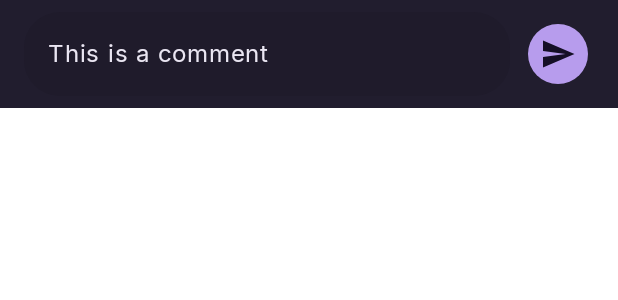
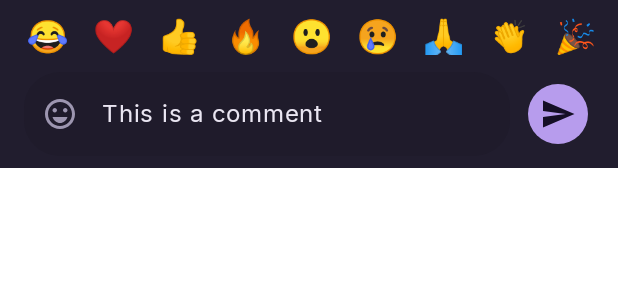
Before and after one commit to rizkysiregar/narrativ-android, an Android app built with Jetpack Compose: the @Preview function CommentInputAreaPreview, on a phone screen of 412 x 824 dp. Shown: the top 300 px of the screen. Run offline under Robolectric (Android 15) with nearby library versions, the phone set to English and light mode, and no system bars; libraries missing offline, so code that uses them is left out: androidx.emoji2.emojipicker.

Commit message:
feat(feed): add a quick emoji row and a full emoji panel to the comment input
The emoji go in at the cursor and respect the 255 character limit. The panel
takes the keyboard's place at the same height, so the sheet does not jump.

```diff
--- a/app/build.gradle.kts
+++ b/app/build.gradle.kts
@@ -210,6 +210,9 @@ dependencies {
 	implementation(libs.media3.transformer)
 	implementation(libs.androidx.exifinterface)
 
+	// full emoji list in the comment input
+	implementation(libs.androidx.emoji2.emojipicker)
+
 
 	// Credential Manager for Google Sign-In
 	implementation("androidx.credentials:credentials:1.6.0")
--- /dev/null
+++ b/app/src/main/java/com/rizkysiregar/feedzmore/ui/components/EmojiPanel.kt
@@ -0,0 +1,166 @@
+package com.rizkysiregar.feedzmore.ui.components
+
+import android.view.ContextThemeWrapper
+import androidx.activity.compose.BackHandler
+import androidx.compose.foundation.layout.WindowInsets
+import androidx.compose.foundation.layout.height
+import androidx.compose.foundation.layout.ime
+import androidx.compose.foundation.layout.navigationBars
+import androidx.compose.material.icons.Icons
+import androidx.compose.material.icons.outlined.EmojiEmotions
+import androidx.compose.material.icons.outlined.Keyboard
+import androidx.compose.material3.Icon
+import androidx.compose.material3.IconButton
+import androidx.compose.material3.IconButtonColors
+import androidx.compose.material3.IconButtonDefaults
+import androidx.compose.material3.MaterialTheme
+import androidx.compose.runtime.Composable
+import androidx.compose.runtime.LaunchedEffect
+import androidx.compose.runtime.Stable
+import androidx.compose.runtime.getValue
+import androidx.compose.runtime.mutableStateOf
+import androidx.compose.runtime.rememberUpdatedState
+import androidx.compose.runtime.saveable.Saver
+import androidx.compose.runtime.saveable.rememberSaveable
+import androidx.compose.runtime.setValue
+import androidx.compose.runtime.snapshotFlow
+import androidx.compose.ui.Modifier
+import androidx.compose.ui.focus.FocusRequester
+import androidx.compose.ui.graphics.toArgb
+import androidx.compose.ui.platform.LocalConfiguration
+import androidx.compose.ui.platform.LocalDensity
+import androidx.compose.ui.platform.LocalSoftwareKeyboardController
+import androidx.compose.ui.text.TextRange
+import androidx.compose.ui.text.input.TextFieldValue
+import androidx.compose.ui.unit.Dp
+import androidx.compose.ui.unit.dp
+import androidx.compose.ui.viewinterop.AndroidView
+import androidx.emoji2.emojipicker.EmojiPickerView
+
+/**
+ * Author: Habib Rizky Almajid Siregar
+ * Date: 15/11/26
+ * Description: Software Engineer
+ */
+
+private val DEFAULT_PANEL_HEIGHT = 280.dp
+private val MIN_PANEL_HEIGHT = 220.dp
+// keeps the content above the panel readable
+private const val MAX_PANEL_SCREEN_FRACTION = 0.4f
+
+/**
+ * Whether the full emoji list is shown in place of the keyboard, and how tall it should be.
+ * While [isOpen] the screen should skip its keyboard inset: the panel takes the keyboard's place.
+ */
+@Stable
+class EmojiPanelState(open: Boolean = false) {
+	var isOpen by mutableStateOf(open)
+	// the tallest keyboard seen so far: the panel copies it so switching between the two does not resize the screen
+	internal var keyboardHeight by mutableStateOf(DEFAULT_PANEL_HEIGHT)
+
+	fun close() {
+		isOpen = false
+	}
+
+	companion object {
+		val Saver = Saver<EmojiPanelState, Boolean>(save = { it.isOpen }, restore = { EmojiPanelState(it) })
+	}
+}
+
+@Composable
+fun rememberEmojiPanelState(): EmojiPanelState {
+	val state = rememberSaveable(saver = EmojiPanelState.Saver) { EmojiPanelState() }
+	val density = LocalDensity.current
+	val ime = WindowInsets.ime
+	val navBars = WindowInsets.navigationBars
+
+	LaunchedEffect(state) {
+		snapshotFlow { ime.getBottom(density) - navBars.getBottom(density) }
+			.collect { with(density) { if (it.toDp() > state.keyboardHeight) state.keyboardHeight = it.toDp() } }
+	}
+	// the keyboard came up by any other route (tap on the field, reply): it owns the space again
+	LaunchedEffect(state) {
+		snapshotFlow { ime.getBottom(density) > navBars.getBottom(density) }
+			.collect { visible -> if (visible) state.close() }
+	}
+	BackHandler(enabled = state.isOpen) { state.close() }
+	return state
+}
+
+/** The emoji icon for a text field: opens the panel in place of the keyboard, and brings the keyboard back. */
+@Composable
+fun EmojiToggleButton(
+	state: EmojiPanelState,
+	focusRequester: FocusRequester,
+	modifier: Modifier = Modifier,
+	colors: IconButtonColors = IconButtonDefaults.iconButtonColors()
+) {
+	val keyboardController = LocalSoftwareKeyboardController.current
+	IconButton(
+		modifier = modifier,
+		colors = colors,
+		onClick = {
+			if (state.isOpen) {
+				state.close()
+				focusRequester.requestFocus()
+				keyboardController?.show()
+			} else {
+				state.isOpen = true
+				keyboardController?.hide()
+			}
+		}
+	) {
+		Icon(
+			imageVector = if (state.isOpen) Icons.Outlined.Keyboard else Icons.Outlined.EmojiEmotions,
+			contentDescription = if (state.isOpen) "Tampilkan keyboard" else "Tampilkan semua emoji"
+		)
+	}
+}
+
+/** The full emoji list, as tall as the keyboard it replaces. Call only while [EmojiPanelState.isOpen]. */
+@Composable
+fun EmojiPanel(
+	state: EmojiPanelState,
+	onEmojiPicked: (String) -> Unit,
+	modifier: Modifier = Modifier
+) {
+	val maxHeight = (LocalConfiguration.current.screenHeightDp * MAX_PANEL_SCREEN_FRACTION).dp
+	EmojiPickerPanel(
+		onEmojiPicked = onEmojiPicked,
+		modifier = modifier.height(state.keyboardHeight.coerceIn(MIN_PANEL_HEIGHT, maxHeight))
+	)
+}
+
+/** Full emoji list (categories, recents, skin tones) from the Jetpack emoji picker, sized by the caller. */
+@Composable
+private fun EmojiPickerPanel(
+	onEmojiPicked: (String) -> Unit,
+	modifier: Modifier = Modifier
+) {
+	val currentOnPicked by rememberUpdatedState(onEmojiPicked)
+	val background = MaterialTheme.colorScheme.surface.toArgb()
+
+	AndroidView(
+		modifier = modifier,
+		factory = { context ->
+			// the app window theme is a light platform theme: the picker takes its text colors from the context theme
+			EmojiPickerView(ContextThemeWrapper(context, android.R.style.Theme_Material_NoActionBar)).apply {
+				setOnEmojiPickedListener { item -> currentOnPicked(item.emoji) }
+			}
+		},
+		update = { it.setBackgroundColor(background) }
+	)
+}
+
+/**
+ * Puts [emoji] where the cursor is (replacing the selection, if any) and leaves the cursor right after it.
+ * Returns null when the result would pass [maxLength] (counted in UTF-16 units, like the server's @Size),
+ * so the caller keeps the text as it was instead of cutting an emoji in half.
+ */
+fun insertEmoji(value: TextFieldValue, emoji: String, maxLength: Int): TextFieldValue? {
+	val selection = value.selection
+	val updated = value.text.replaceRange(selection.min, selection.max, emoji)
+	if (updated.length > maxLength) return null
+	val cursor = selection.min + emoji.length
+	return TextFieldValue(text = updated, selection = TextRange(cursor))
+}
--- /dev/null
+++ b/app/src/main/java/com/rizkysiregar/feedzmore/ui/feature/home/feed/CommentEmoji.kt
@@ -0,0 +1,54 @@
+package com.rizkysiregar.feedzmore.ui.feature.home.feed
+
+import androidx.compose.foundation.clickable
+import androidx.compose.foundation.layout.Arrangement
+import androidx.compose.foundation.layout.PaddingValues
+import androidx.compose.foundation.layout.padding
+import androidx.compose.foundation.lazy.LazyRow
+import androidx.compose.foundation.lazy.items
+import androidx.compose.foundation.shape.CircleShape
+import androidx.compose.foundation.layout.size
+import androidx.compose.foundation.layout.Box
+import androidx.compose.material3.MaterialTheme
+import androidx.compose.material3.Text
+import androidx.compose.runtime.Composable
+import androidx.compose.ui.Alignment
+import androidx.compose.ui.Modifier
+import androidx.compose.ui.draw.clip
+import androidx.compose.ui.semantics.Role
+import androidx.compose.ui.unit.dp
+import androidx.compose.ui.unit.sp
+
+/**
+ * Author: Habib Rizky Almajid Siregar
+ * Date: 15/11/26
+ * Description: Software Engineer
+ */
+
+val QUICK_EMOJIS = listOf("😂", "❤️", "👍", "🔥", "😮", "😢", "🙏", "👏", "🎉", "😍")
+
+@Composable
+fun EmojiQuickRow(
+	onEmojiClick: (String) -> Unit,
+	modifier: Modifier = Modifier
+) {
+	LazyRow(
+		modifier = modifier,
+		contentPadding = PaddingValues(horizontal = 12.dp),
+		horizontalArrangement = Arrangement.spacedBy(4.dp),
+		verticalAlignment = Alignment.CenterVertically
+	) {
+		items(QUICK_EMOJIS) { emoji ->
+			Box(
+				contentAlignment = Alignment.Center,
+				modifier = Modifier
+					.padding(vertical = 4.dp)
+					.size(40.dp)
+					.clip(CircleShape)
+					.clickable(role = Role.Button, onClickLabel = "Tambahkan $emoji") { onEmojiClick(emoji) }
+			) {
+				Text(text = emoji, fontSize = 22.sp, color = MaterialTheme.colorScheme.onSurface)
+			}
+		}
+	}
+}
--- a/app/src/main/java/com/rizkysiregar/feedzmore/ui/feature/home/feed/CommentInputArea.kt
+++ b/app/src/main/java/com/rizkysiregar/feedzmore/ui/feature/home/feed/CommentInputArea.kt
@@ -31,9 +31,14 @@ import androidx.compose.ui.graphics.Color
 import androidx.compose.ui.text.SpanStyle
 import androidx.compose.ui.text.buildAnnotatedString
 import androidx.compose.ui.text.font.FontWeight
+import androidx.compose.ui.text.input.TextFieldValue
 import androidx.compose.ui.text.withStyle
 import androidx.compose.ui.tooling.preview.Preview
 import androidx.compose.ui.unit.dp
+import com.rizkysiregar.feedzmore.ui.components.EmojiPanel
+import com.rizkysiregar.feedzmore.ui.components.EmojiToggleButton
+import com.rizkysiregar.feedzmore.ui.components.insertEmoji
+import com.rizkysiregar.feedzmore.ui.components.rememberEmojiPanelState
 import com.rizkysiregar.feedzmore.ui.theme.FeedzmoreTheme
 
 /**
@@ -50,8 +55,8 @@ private const val COUNTER_WARNING_LEFT = 20
 
 @Composable
 fun CommentInputArea(
-	text: String,
-	onValueChange: (String) -> Unit,
+	text: TextFieldValue,
+	onValueChange: (TextFieldValue) -> Unit,
 	onSend: () -> Unit,
 	modifier: Modifier = Modifier,
 	// username of the author being answered, null for a plain comment
@@ -60,36 +65,52 @@ fun CommentInputArea(
 	isSubmitting: Boolean = false,
 	focusRequester: FocusRequester = remember { FocusRequester() }
 ) {
+	val emojiPanel = rememberEmojiPanelState()
+
 	Surface(
 		tonalElevation = 2.dp,
 		modifier = modifier
 	) {
 		// keyboard first, then the nav bar: only the part of the nav bar the keyboard does not cover is added,
-		// so the input sits directly on top of the keyboard
-		Column(modifier = Modifier.imePadding().navigationBarsPadding()) {
+		// so the input sits directly on top of the keyboard. While the emoji panel is open the panel takes the
+		// keyboard's place, so the keyboard inset is ignored: the input stays where it was instead of jumping
+		Column(
+			modifier = Modifier
+				.then(if (emojiPanel.isOpen) Modifier else Modifier.imePadding())
+				.navigationBarsPadding()
+		) {
 			if (replyingTo != null) {
 				ReplyBanner(username = replyingTo, onCancel = onCancelReply)
+			}
+
+			// the full list has its own recents, the quick row would only take height from the comments
+			if (!emojiPanel.isOpen) {
+				EmojiQuickRow(
+					onEmojiClick = { emoji -> insertEmoji(text, emoji, MAX_COMMENT_LENGTH)?.let(onValueChange) },
+					modifier = Modifier.fillMaxWidth()
+				)
 			}
 
 			Row(
 				modifier = Modifier
 					.fillMaxWidth()
-					.padding(horizontal = 16.dp, vertical = 8.dp),
+					.padding(start = 16.dp, end = 16.dp, bottom = 8.dp),
 				verticalAlignment = Alignment.CenterVertically,
 				horizontalArrangement = Arrangement.spacedBy(8.dp)
 			) {
 				TextField(
 					shape = RoundedCornerShape(24.dp),
 					value = text,
-					onValueChange = { if (it.length <= MAX_COMMENT_LENGTH) onValueChange(it) },
+					onValueChange = { if (it.text.length <= MAX_COMMENT_LENGTH) onValueChange(it) },
 					placeholder = {
 						Text(if (replyingTo != null) "Balas @$replyingTo..." else "Tambahkan komentar...")
 					},
-					supportingText = if (text.length >= COUNTER_THRESHOLD) {
+					leadingIcon = { EmojiToggleButton(state = emojiPanel, focusRequester = focusRequester) },
+					supportingText = if (text.text.length >= COUNTER_THRESHOLD) {
 						{
-							val nearLimit = MAX_COMMENT_LENGTH - text.length <= COUNTER_WARNING_LEFT
+							val nearLimit = MAX_COMMENT_LENGTH - text.text.length <= COUNTER_WARNING_LEFT
 							Text(
-								text = "${text.length}/$MAX_COMMENT_LENGTH",
+								text = "${text.text.length}/$MAX_COMMENT_LENGTH",
 								color = if (nearLimit) MaterialTheme.colorScheme.error else MaterialTheme.colorScheme.onSurfaceVariant
 							)
 						}
@@ -108,7 +129,7 @@ fun CommentInputArea(
 
 				FilledIconButton(
 					onClick = onSend,
-					enabled = text.isNotBlank() && !isSubmitting
+					enabled = text.text.isNotBlank() && !isSubmitting
 				) {
 					if (isSubmitting) {
 						CircularProgressIndicator(
@@ -120,6 +141,14 @@ fun CommentInputArea(
 						Icon(Icons.AutoMirrored.Filled.Send, contentDescription = "Kirim")
 					}
 				}
+			}
+
+			if (emojiPanel.isOpen) {
+				EmojiPanel(
+					state = emojiPanel,
+					onEmojiPicked = { emoji -> insertEmoji(text, emoji, MAX_COMMENT_LENGTH)?.let(onValueChange) },
+					modifier = Modifier.fillMaxWidth()
+				)
 			}
 		}
 	}
@@ -160,7 +189,7 @@ private fun ReplyBanner(username: String, onCancel: () -> Unit) {
 private fun CommentInputAreaPreview() {
 	FeedzmoreTheme {
 		CommentInputArea(
-			text = "This is a comment",
+			text = TextFieldValue("This is a comment"),
 			onValueChange = {},
 			onSend = {}
 		)
@@ -172,7 +201,7 @@ private fun CommentInputAreaPreview() {
 private fun CommentInputAreaReplyingPreview() {
 	FeedzmoreTheme {
 		CommentInputArea(
-			text = "Setuju",
+			text = TextFieldValue("Setuju"),
 			onValueChange = {},
 			onSend = {},
 			replyingTo = "budi"
--- a/gradle/libs.versions.toml
+++ b/gradle/libs.versions.toml
@@ -17,6 +17,7 @@ material = "1.10.4"
 playServicesAuth = "21.4.0"
 media3 = "1.8.0"
 exifinterface = "1.3.7"
+emoji2 = "1.5.0"
 workManager = "2.10.0"
 hiltAndroidx = "1.2.0"
 firebaseBom = "34.4.0"
@@ -35,6 +36,7 @@ media3-exoplayer = { module = "androidx.media3:media3-exoplayer", version.ref =
 media3-ui = { module = "androidx.media3:media3-ui", version.ref = "media3" }
 media3-datasource = { module = "androidx.media3:media3-datasource", version.ref = "media3" }
 media3-transformer = { module = "androidx.media3:media3-transformer", version.ref = "media3" }
+androidx-emoji2-emojipicker = { group = "androidx.emoji2", name = "emoji2-emojipicker", version.ref = "emoji2" }
 androidx-exifinterface = { module = "androidx.exifinterface:exifinterface", version.ref = "exifinterface" }
 junit = { group = "junit", name = "junit", version.ref = "junit" }
 androidx-junit = { group = "androidx.test.ext", name = "junit", version.ref = "junitVersion" }
```
Also changed, not shown: app/src/main/java/com/rizkysiregar/feedzmore/ui/feature/home/feed/CommentSectionSheet.kt (+6 -4 lines), 1 other file.
